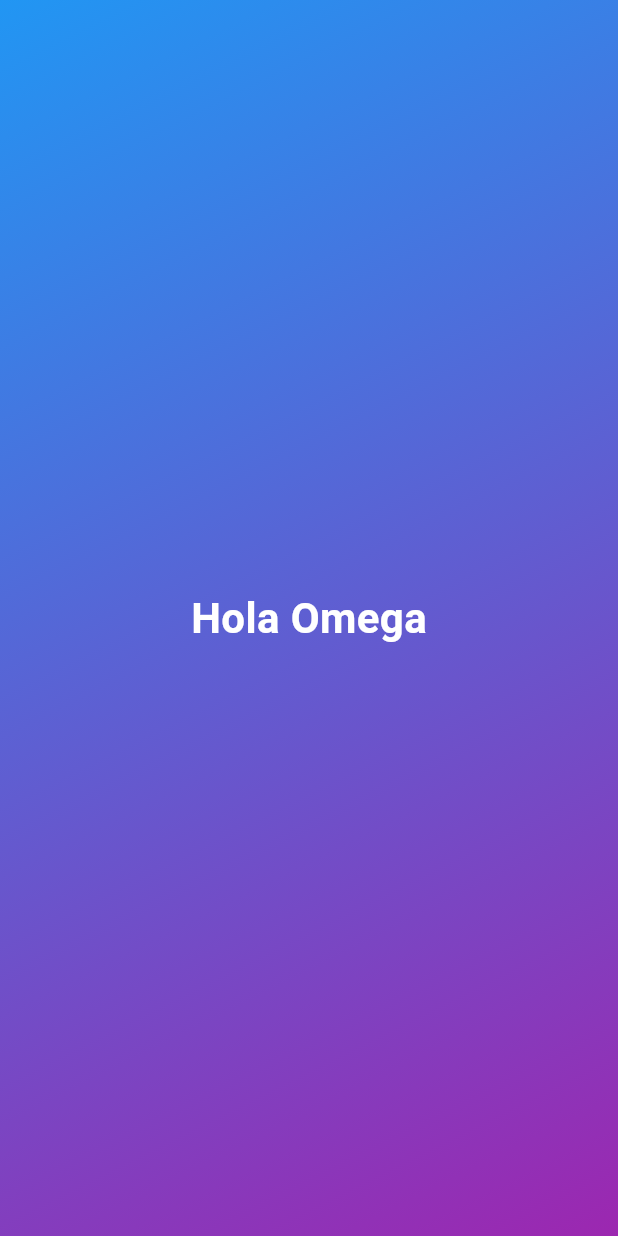
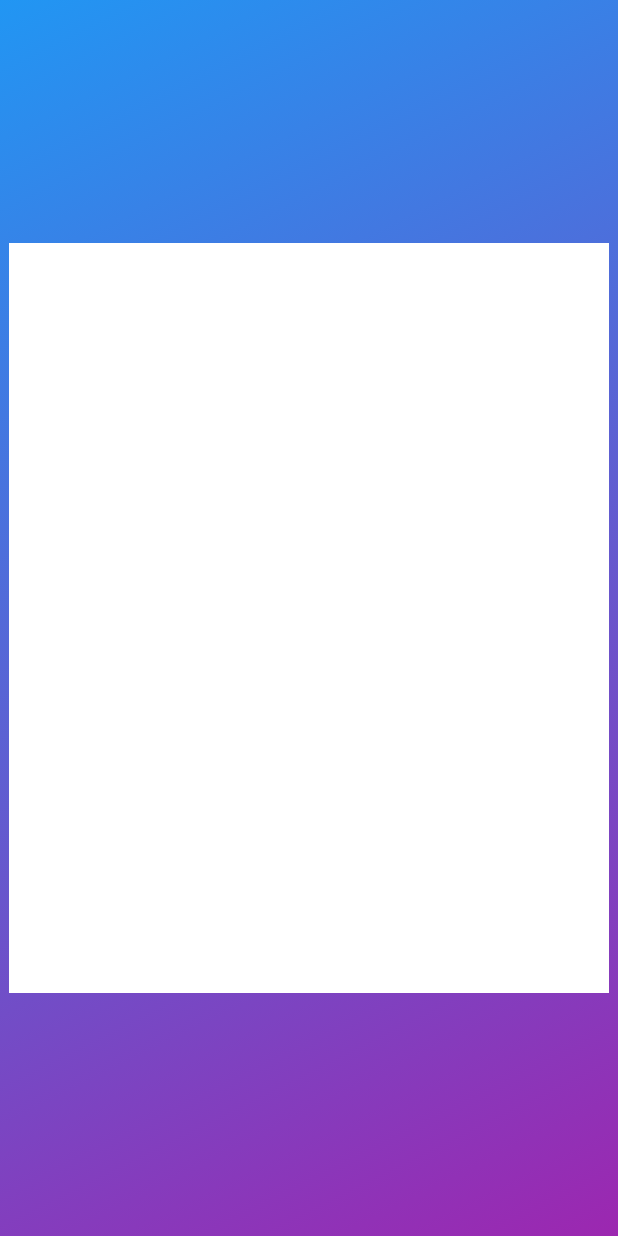
Before and after one commit to pcaliman2/Loginux, a Flutter app: the screen it shows after launch, on a phone screen of 412 x 824 dp. Run offline on Flutter 3.47's test engine with Material 3 defaults, Android fonts, the light colour scheme and no system bars.

Commit message:
Creacion de la Ventana

```diff
--- a/lib/main.dart
+++ b/lib/main.dart
@@ -23,15 +23,8 @@ class MyApp extends StatelessWidget {
           ),
 
           // Aquí dentro va TU CONTENIDO
-          child: const Center(
-            child: Text(
-              "Hola Omega",
-              style: TextStyle(
-                fontSize: 28,
-                color: Colors.white,
-                fontWeight: FontWeight.bold,
-              ),
-            ),
+          child: Center(
+            child: Container(width: 400, height: 500, color: Colors.white),
           ),
         ),
       ),
```
